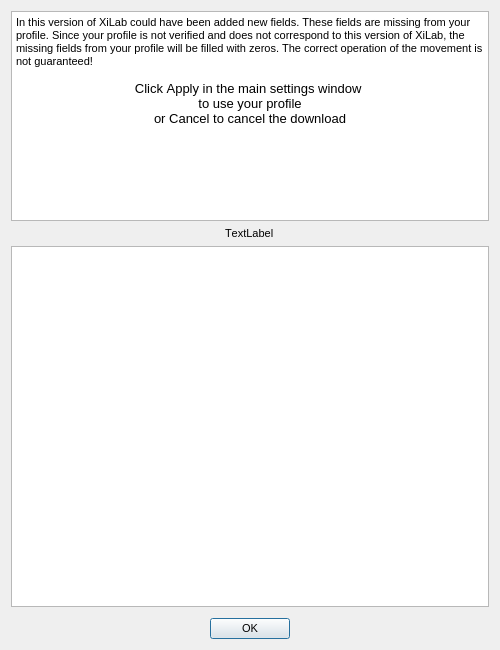
EPC-MSU/XILab, file src/restoreerrorsdialog.ui: the form before one commit.
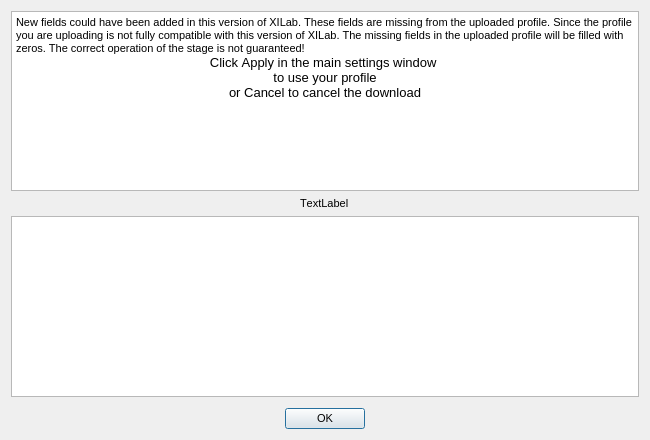
The form after the commit.

Commit message: Bug #51398 Changing the logic of opening the wrong profile

The edit to the form file:
```diff
--- a/src/restoreerrorsdialog.ui
+++ b/src/restoreerrorsdialog.ui
@@ -9,8 +9,8 @@
    <rect>
     <x>0</x>
     <y>0</y>
-    <width>500</width>
-    <height>650</height>
+    <width>650</width>
+    <height>440</height>
    </rect>
   </property>
   <property name="font">
@@ -44,7 +44,7 @@
      <property name="minimumSize">
       <size>
        <width>0</width>
-       <height>210</height>
+       <height>160</height>
       </size>
      </property>
      <property name="html">
@@ -52,8 +52,7 @@
 &lt;html&gt;&lt;head&gt;&lt;meta name=&quot;qrichtext&quot; content=&quot;1&quot; /&gt;&lt;style type=&quot;text/css&quot;&gt;
 p, li { white-space: pre-wrap; }
 &lt;/style&gt;&lt;/head&gt;&lt;body style=&quot; font-family:'Arial'; font-size:8pt; font-weight:400; font-style:normal;&quot;&gt;
-&lt;p style=&quot; margin-top:0px; margin-bottom:0px; margin-left:0px; margin-right:0px; -qt-block-indent:0; text-indent:0px;&quot;&gt;In this version of XiLab could have been added new fields. These fields are missing from your profile. Since your profile is not verified and does not correspond to this version of XiLab, the missing fields from your profile will be filled with zeros. The correct operation of the movement is not guaranteed! &lt;/p&gt;
-&lt;p style=&quot;-qt-paragraph-type:empty; margin-top:0px; margin-bottom:0px; margin-left:0px; margin-right:0px; -qt-block-indent:0; text-indent:0px;&quot;&gt;&lt;br /&gt;&lt;/p&gt;
+&lt;p style=&quot; margin-top:0px; margin-bottom:0px; margin-left:0px; margin-right:0px; -qt-block-indent:0; text-indent:0px;&quot;&gt;New fields could have been added in this version of XILab. These fields are missing from the uploaded profile. Since the profile you are uploading is not fully compatible with this version of XILab. The missing fields in the uploaded profile will be filled with zeros. The correct operation of the stage is not guaranteed! &lt;/p&gt;
 &lt;p align=&quot;center&quot; style=&quot; margin-top:0px; margin-bottom:0px; margin-left:0px; margin-right:0px; -qt-block-indent:0; text-indent:0px;&quot;&gt;&lt;span style=&quot; font-size:10pt;&quot;&gt;Click Apply in the main settings window &lt;/span&gt;&lt;/p&gt;
 &lt;p align=&quot;center&quot; style=&quot; margin-top:0px; margin-bottom:0px; margin-left:0px; margin-right:0px; -qt-block-indent:0; text-indent:0px;&quot;&gt;&lt;span style=&quot; font-size:10pt;&quot;&gt;to use your profile&lt;/span&gt;&lt;/p&gt;
 &lt;p align=&quot;center&quot; style=&quot; margin-top:0px; margin-bottom:0px; margin-left:0px; margin-right:0px; -qt-block-indent:0; text-indent:0px;&quot;&gt;&lt;span style=&quot; font-size:10pt;&quot;&gt;or Cancel to cancel the download&lt;/span&gt;&lt;/p&gt;&lt;/body&gt;&lt;/html&gt;</string>
@@ -68,7 +67,7 @@
     </widget>
    </item>
    <item>
-    <layout class="QGridLayout" name="gridLayout" rowstretch="0,0" columnstretch="0,0,0,0" rowminimumheight="0,0" columnminimumwidth="0,0,0,0">
+    <layout class="QGridLayout" name="gridLayout" rowstretch="0,0" columnstretch="0,0" rowminimumheight="0,0" columnminimumwidth="0,0">
      <property name="bottomMargin">
       <number>5</number>
      </property>
```
The commit also changes 1 other file.
